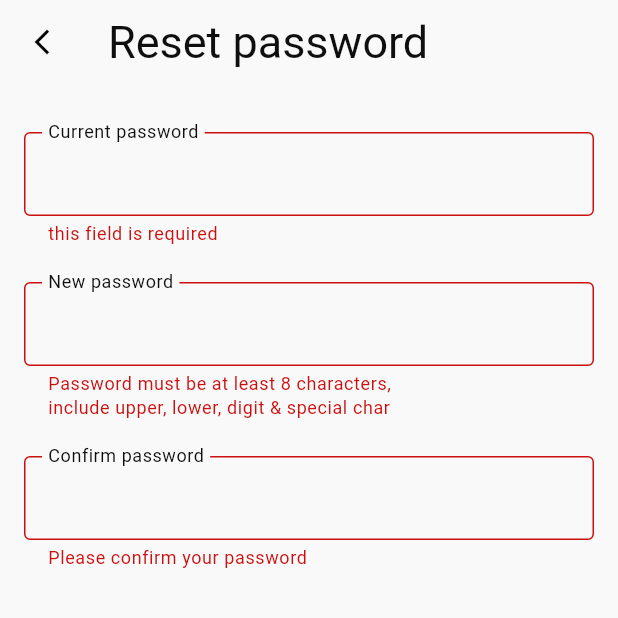
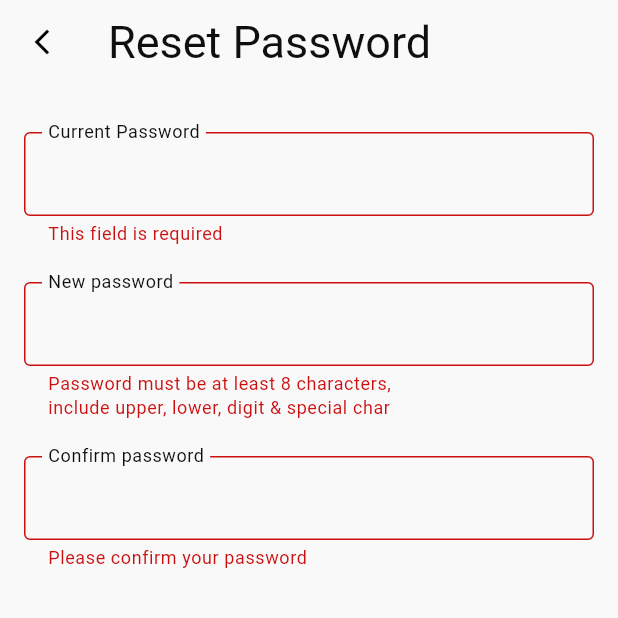
Before and after one commit to Aya921/online_exam_app, a Flutter app: the UpdateProfilePage screen opened directly with empty values, after a tap on "Change", on a phone screen of 412 x 824 dp, the top half of it. Run offline on Flutter 3.47's test engine with Material 3 defaults, Android fonts, the phone set to English and light mode, and no system bars; our stand-ins replace bloc, device_preview, dio, flutter_bloc, flutter_secure_storage, flutter_svg and 7 more; accounts and stored records are empty; generated files the repository leaves out were written again; network calls fail.

Commit message:
feat: enhance localization for profile and exam features, update UI text and validation messages

```diff
--- a/lib/core/l10n/translations/app_localizations.dart
+++ b/lib/core/l10n/translations/app_localizations.dart
@@ -673,6 +673,60 @@ abstract class AppLocalizations {
   /// In en, this message translates to:
   /// **'of'**
   String get ofWord;
+
+  /// No description provided for @thisFieldIsRequired.
+  ///
+  /// In en, this message translates to:
+  /// **'This field is required'**
+  String get thisFieldIsRequired;
+
+  /// No description provided for @invalidPasswordFormat.
+  ///
+  /// In en, this message translates to:
+  /// **'Invalid password format'**
+  String get invalidPasswordFormat;
+
+  /// No description provided for @pleaseConfirmYourPassword.
+  ///
+  /// In en, this message translates to:
+  /// **'Please confirm your password'**
+  String get pleaseConfirmYourPassword;
+
+  /// No description provided for @profile.
+  ///
+  /// In en, this message translates to:
+  /// **'Profile'**
+  String get profile;
+
+  /// No description provided for @change.
+  ///
+  /// In en, this message translates to:
+  /// **'Change'**
+  String get change;
+
+  /// No description provided for @profileUpdatedSuccessfully.
+  ///
+  /// In en, this message translates to:
+  /// **'Profile updated successfully!'**
+  String get profileUpdatedSuccessfully;
+
+  /// No description provided for @update.
+  ///
+  /// In en, this message translates to:
+  /// **'Update'**
+  String get update;
+
+  /// No description provided for @passwordChangedSuccessfully.
+  ///
+  /// In en, this message translates to:
+  /// **'Password changed successfully!'**
+  String get passwordChangedSuccessfully;
+
+  /// No description provided for @currentPassword.
+  ///
+  /// In en, this message translates to:
+  /// **'Current Password'**
+  String get currentPassword;
 }
 
 class _AppLocalizationsDelegate
--- a/lib/features/exam/data/repository/exam_repository_imp.dart
+++ b/lib/features/exam/data/repository/exam_repository_imp.dart
@@ -1,4 +1,3 @@
-import 'package:dio/dio.dart';
 import 'package:exam_app/confing/api_result/api_result.dart';
 import 'package:exam_app/features/exam/data/source/exam_data_source.dart';
 import 'package:exam_app/features/exam/domin/entity/exam_model.dart';
--- a/lib/features/exam/domin/usecase/get_all_user_data_usecase.dart
+++ b/lib/features/exam/domin/usecase/get_all_user_data_usecase.dart
@@ -1,7 +1,6 @@
 import 'package:exam_app/confing/api_result/api_result.dart';
 import 'package:exam_app/features/exam/domin/entity/user_entity.dart';
 import 'package:exam_app/features/exam/domin/repository/exam_repository.dart';
-import 'package:exam_app/features/profile/domin/repository/profile_repo.dart';
 import 'package:injectable/injectable.dart';
 
 @injectable
--- a/lib/features/exam/presentation/view/pages/explore_page.dart
+++ b/lib/features/exam/presentation/view/pages/explore_page.dart
@@ -1,14 +1,11 @@
-import 'package:exam_app/confing/di/di.dart';
 import 'package:exam_app/core/l10n/translations/app_localizations.dart';
 import 'package:exam_app/core/theme/app_colors.dart';
 import 'package:exam_app/features/exam/presentation/view/widgets/cubit_suject_card_list_view.dart';
 import 'package:exam_app/features/exam/presentation/view/widgets/search_text_field.dart';
-import 'package:exam_app/features/exam/presentation/view_models/subject_view_model/cubit/explore_cubit.dart';
 import 'package:flutter/material.dart';
-import 'package:flutter_bloc/flutter_bloc.dart';
 
 class ExplorePage extends StatelessWidget {
-  ExplorePage({super.key});
+  const ExplorePage({super.key});
 
   @override
   Widget build(BuildContext context) {
--- a/lib/features/exam/presentation/view/pages/main_page.dart
+++ b/lib/features/exam/presentation/view/pages/main_page.dart
@@ -10,6 +10,7 @@ import 'package:exam_app/features/profile/presentation/views/pages/update_profil
 import 'package:flutter/material.dart';
 import 'package:flutter_bloc/flutter_bloc.dart';
 
+// ignore: must_be_immutable
 class MainPage extends StatefulWidget {
   MainPage({super.key});
   final viewModel = getIt<ExploreCubit>();
@@ -78,7 +79,7 @@ class _MainPageState extends State<MainPage> {
   Widget _currentPage(int index) {
     switch (index) {
       case 0:
-        return  ExplorePage();
+        return  const ExplorePage();
       case 1:
         return const Center(child: Text('Result Page'));
       case 2:
@@ -87,7 +88,7 @@ class _MainPageState extends State<MainPage> {
         }
         return UpdateProfilePage(userEntity: widget.userEntity);
       default:
-        return  ExplorePage();
+        return  const ExplorePage();
     }
   }
 }
--- a/lib/features/exam/presentation/view/pages/start_exam_page.dart
+++ b/lib/features/exam/presentation/view/pages/start_exam_page.dart
@@ -71,7 +71,7 @@ class StartExamPage extends StatelessWidget {
               const SizedBox(width: 8),
 
               Text(
-                '${exam.numberOfQuestions} ${t!.questions}',
+                '${exam.numberOfQuestions} ${t.questions}',
                 style: Theme.of(context).textTheme.bodyLarge?.copyWith(
                   fontWeight: FontWeight.w500,
                   color: AppColors.black,
--- a/lib/features/profile/api/client/api_servises.dart
+++ b/lib/features/profile/api/client/api_servises.dart
@@ -1,7 +1,6 @@
 import 'package:dio/dio.dart';
 import 'package:exam_app/core/constant/endPoints_constants/endpoints.dart';
 import 'package:exam_app/features/profile/api/model/change_password_body/change_password_body.dart';
-import 'package:exam_app/features/exam/api/model/profile_data_respone/profile_data_respone.dart';
 import 'package:exam_app/features/profile/api/model/change_password_respone.dart';
 import 'package:injectable/injectable.dart';
 import 'package:retrofit/retrofit.dart';
--- a/lib/features/profile/data/sources/profile_api_servises.dart
+++ b/lib/features/profile/data/sources/profile_api_servises.dart
@@ -1,6 +1,5 @@
 import 'package:exam_app/confing/api_result/api_result.dart';
 import 'package:exam_app/features/profile/api/model/change_password_body/change_password_body.dart';
-import 'package:exam_app/features/profile/api/model/change_password_respone.dart';
 
 abstract class ProfileRemoteDataSource {
   Future<ApiResult<void>> editProfile(Map<String, dynamic> body);
--- a/lib/features/profile/presentation/validator/validetor.dart
+++ b/lib/features/profile/presentation/validator/validetor.dart
@@ -9,10 +9,10 @@ class Validator {
 
   String? oldPasswordValidatiion(String? value) {
     if (value!.isEmpty) {
-      return 'this field is required';
+      return _appLocalizations.thisFieldIsRequired;
     }
       if (!passwordRegex.hasMatch(value)) {
-      return 'invalid password format';
+      return _appLocalizations.invalidPasswordFormat;
     }
     if (value.length < 6) {
       return _appLocalizations.passwordMinLengthError;
@@ -32,10 +32,10 @@ class Validator {
 
   String? isPasswordsMatch(String? password, String? confirmPassword) {
     if (confirmPassword == null || confirmPassword.isEmpty) {
-      return 'Please confirm your password';
+      return _appLocalizations.pleaseConfirmYourPassword;
     }
     if (password != confirmPassword) {
-      return 'Passwords do not match';
+      return _appLocalizations.passwordNotMatched;
     }
     return null; // valid
   }
--- a/lib/features/profile/presentation/views/pages/change_password_page.dart
+++ b/lib/features/profile/presentation/views/pages/change_password_page.dart
@@ -66,8 +66,8 @@ class _ChangePasswordPageState extends State<ChangePasswordPage> {
           if (state is ChangePasswordSuccess) {
             isLoading = false;
             ScaffoldMessenger.of(context).showSnackBar(
-              const SnackBar(
-                content: Text('Password changed successfully'),
+              SnackBar(
+                content: Text(t.passwordChangedSuccessfully),
                 backgroundColor: AppColors.green,
               ),
             );
@@ -85,7 +85,7 @@ class _ChangePasswordPageState extends State<ChangePasswordPage> {
                   size: 20,
                 ),
               ),
-              title: const Text('Reset password'),
+              title: Text(t.resetPassword),
             ),
             body: Padding(
               padding: const EdgeInsets.symmetric(horizontal: 16),
@@ -101,7 +101,7 @@ class _ChangePasswordPageState extends State<ChangePasswordPage> {
                         onChanged: () => _onFieldChanged(),
                         validator: (value) =>
                             validator.oldPasswordValidatiion(value),
-                        label: 'Current password',
+                        label: t.currentPassword,
                         obsecureTxt: true,
                       ),
                       const SizedBox(height: 24),
@@ -110,7 +110,7 @@ class _ChangePasswordPageState extends State<ChangePasswordPage> {
                         onChanged: () => _onFieldChanged(),
                         validator: (value) =>
                             validator.passwordValidation(value),
-                        label: 'New password',
+                        label: t.newPassword,
                         obsecureTxt: true,
                       ),
                       const SizedBox(height: 24),
@@ -121,7 +121,7 @@ class _ChangePasswordPageState extends State<ChangePasswordPage> {
                           _newPasswordController.text,
                           value,
                         ),
-                        label: 'Confirm password',
+                        label: t.confirmPassword,
                         obsecureTxt: true,
                       ),
                       const SizedBox(height: 54),
@@ -153,7 +153,7 @@ class _ChangePasswordPageState extends State<ChangePasswordPage> {
                             ? const CircularProgressIndicator(
                                 color: Colors.white,
                               )
-                            : const Text('Update'),
+                            : Text(t.update),
                       ),
                     ],
                   ),
--- a/lib/features/profile/presentation/views/pages/update_profile_page.dart
+++ b/lib/features/profile/presentation/views/pages/update_profile_page.dart
@@ -1,9 +1,8 @@
-import 'package:exam_app/confing/api_result/api_result.dart';
 import 'package:exam_app/confing/di/di.dart';
+import 'package:exam_app/core/l10n/translations/app_localizations.dart';
 import 'package:exam_app/core/route/app_routes.dart';
 import 'package:exam_app/core/theme/app_colors.dart';
 import 'package:exam_app/features/exam/domin/entity/user_entity.dart';
-import 'package:exam_app/features/exam/domin/usecase/get_all_subjects_usecase.dart';
 import 'package:exam_app/features/exam/domin/usecase/get_all_user_data_usecase.dart';
 import 'package:exam_app/features/profile/presentation/view_model/cubit/update_profile_cubit.dart';
 import 'package:exam_app/features/profile/presentation/views/pages/widgets/custom_text_form_filed.dart';
@@ -12,9 +11,9 @@ import 'package:flutter/material.dart';
 import 'package:flutter_bloc/flutter_bloc.dart';
 
 class UpdateProfilePage extends StatefulWidget {
-  UpdateProfilePage({super.key, required this.userEntity});
+UpdateProfilePage({super.key, required this.userEntity});
 
-  UserEntity userEntity;
+  final  UserEntity userEntity;
   final viewModel = getIt<UpdateProfileCubit>();
 
   @override
@@ -107,11 +106,12 @@ class _UpdateProfilePageState extends State<UpdateProfilePage> {
 
   @override
   Widget build(BuildContext context) {
+    final t = AppLocalizations.of(context)!;
     return BlocProvider(
       create: (context) => widget.viewModel,
       child: Scaffold(
         appBar: AppBar(
-          title: const Text('Profile'),
+          title: Text(t.profile),
           automaticallyImplyLeading: false,
         ),
         body: Padding(
@@ -126,9 +126,8 @@ class _UpdateProfilePageState extends State<UpdateProfilePage> {
                 // Username
                 CustomTextFormField(
                   controller: userNameController,
-                  label: 'User name',
-                  hint: 'Enter your name',
-                  emptyFiledErrorMessage: 'Name cannot be empty',
+                  label: t.userName,
+                  hint: t.enterUserName,
                 ),
                 const SizedBox(height: 24),
 
@@ -138,18 +137,16 @@ class _UpdateProfilePageState extends State<UpdateProfilePage> {
                     Expanded(
                       child: CustomTextFormField(
                         controller: firstNameController,
-                        label: 'First name',
-                        hint: 'Enter your first name',
-                        emptyFiledErrorMessage: 'First name cannot be empty',
+                        label: t.firstName,
+                        hint: t.enterFirstName,
                       ),
                     ),
                     const SizedBox(width: 17),
                     Expanded(
                       child: CustomTextFormField(
                         controller: lastNameController,
-                        label: 'Last name',
-                        hint: 'Enter your last name',
-                        emptyFiledErrorMessage: 'Last name cannot be empty',
+                        label: t.lastName,
+                        hint: t.enterLastName,
                       ),
                     ),
                   ],
@@ -159,9 +156,8 @@ class _UpdateProfilePageState extends State<UpdateProfilePage> {
                 // Email
                 CustomTextFormField(
                   controller: emailController,
-                  label: 'Email',
-                  hint: 'Enter your email',
-                  emptyFiledErrorMessage: 'Email cannot be empty',
+                  label: t.email,
+                  hint: t.enterYourEmail,
                 ),
                 const SizedBox(height: 24),
 
@@ -171,9 +167,8 @@ class _UpdateProfilePageState extends State<UpdateProfilePage> {
                     CustomTextFormField(
                       obsecureTxt: true,
                       controller: passwordController,
-                      label: 'Password',
+                      label: t.password,
                       enabled: false,
-                      emptyFiledErrorMessage: 'Password cannot be empty',
                     ),
                     Positioned(
                       right: 16,
@@ -186,7 +181,7 @@ class _UpdateProfilePageState extends State<UpdateProfilePage> {
                           );
                         },
                         child: Text(
-                          'Change',
+                          t.change,
                           style: Theme.of(context).textTheme.bodyMedium!
                               .copyWith(
                                 color: AppColors.blue,
@@ -202,9 +197,8 @@ class _UpdateProfilePageState extends State<UpdateProfilePage> {
                 // Phone
                 CustomTextFormField(
                   controller: phoneController,
-                  label: 'Phone',
-                  hint: 'Enter your phone number',
-                  emptyFiledErrorMessage: 'Phone number cannot be empty',
+                  label: t.phoneLabel,
+                  hint: t.phoneHint,
                 ),
                 const SizedBox(height: 48),
 
@@ -217,9 +211,9 @@ class _UpdateProfilePageState extends State<UpdateProfilePage> {
                     if (state is UpdateProfileSuccessState) {
                       isLoading = false;
                       ScaffoldMessenger.of(context).showSnackBar(
-                        const SnackBar(
+                        SnackBar(
                           backgroundColor: AppColors.green,
-                          content: Text("Profile updated successfully!"),
+                          content: Text(t.profileUpdatedSuccessfully),
                         ),
                       );
                     }
@@ -257,7 +251,7 @@ class _UpdateProfilePageState extends State<UpdateProfilePage> {
                                 color: Colors.white,
                               ),
                             )
-                          : const Text("Update"),
+                          : Text(t.update),
                     );
                   },
                 ),
--- a/lib/main.dart
+++ b/lib/main.dart
@@ -7,7 +7,6 @@ import 'package:exam_app/core/route/routes.dart';
 import 'package:exam_app/core/services/token_service.dart';
 import 'package:exam_app/core/theme/app_theme.dart';
 import 'package:flutter/material.dart';
-import 'package:flutter_secure_storage/flutter_secure_storage.dart';
 import 'package:provider/provider.dart';
 
 void main() async {
```
Also changed, not shown: lib/core/l10n/app_ar.arb (+10 -1 lines), lib/core/l10n/app_en.arb (+10 -1 lines), lib/core/l10n/translations/app_localizations_ar.dart (+28 -0 lines), lib/core/l10n/translations/app_localizations_en.dart (+27 -0 lines).
